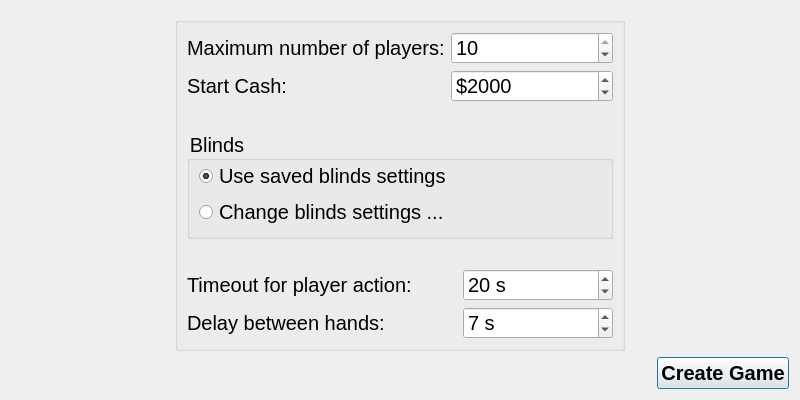
First picture: the form in src/gui/qt/gui_800x480/createnetworkgamedialog_800x480.ui, repository pokerth/pokerth, before the edit.
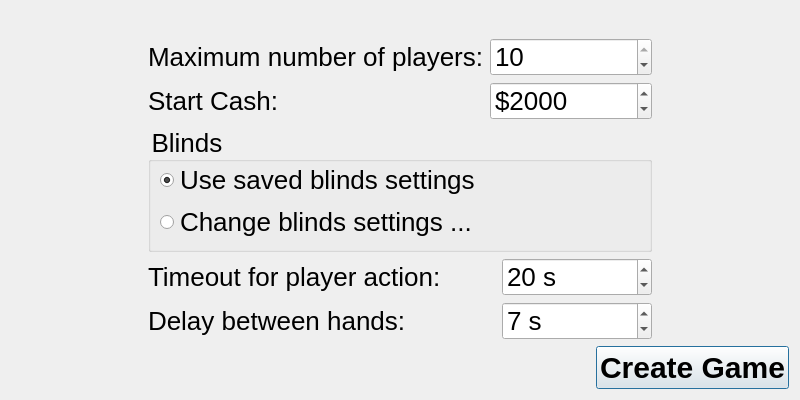
Second picture: the form after the edit.

```diff
--- a/src/gui/qt/gui_800x480/createnetworkgamedialog_800x480.ui
+++ b/src/gui/qt/gui_800x480/createnetworkgamedialog_800x480.ui
@@ -39,23 +39,79 @@
      </property>
     </spacer>
    </item>
+   <item row="1" column="0">
+    <spacer name="horizontalSpacer_2">
+     <property name="orientation">
+      <enum>Qt::Horizontal</enum>
+     </property>
+     <property name="sizeHint" stdset="0">
+      <size>
+       <width>40</width>
+       <height>20</height>
+      </size>
+     </property>
+    </spacer>
+   </item>
+   <item row="2" column="0" colspan="3">
+    <layout class="QHBoxLayout">
+     <property name="spacing">
+      <number>6</number>
+     </property>
+     <property name="margin">
+      <number>0</number>
+     </property>
+     <item>
+      <spacer>
+       <property name="orientation">
+        <enum>Qt::Horizontal</enum>
+       </property>
+       <property name="sizeHint" stdset="0">
+        <size>
+         <width>181</width>
+         <height>20</height>
+        </size>
+       </property>
+      </spacer>
+     </item>
+     <item>
+      <widget class="QPushButton" name="pushButton_createGame">
+       <property name="styleSheet">
+        <string notr="true">QObject {font: bold 30px}</string>
+       </property>
+       <property name="text">
+        <string>Create Game</string>
+       </property>
+      </widget>
+     </item>
+    </layout>
+   </item>
+   <item row="1" column="2">
+    <spacer name="horizontalSpacer">
+     <property name="orientation">
+      <enum>Qt::Horizontal</enum>
+     </property>
+     <property name="sizeHint" stdset="0">
+      <size>
+       <width>40</width>
+       <height>20</height>
+      </size>
+     </property>
+    </spacer>
+   </item>
    <item row="1" column="1">
-    <widget class="QGroupBox" name="groupBox">
+    <widget class="QFrame" name="frame">
      <property name="styleSheet">
-      <string notr="true">QObject {font-size:20px}</string>
-     </property>
-     <property name="title">
-      <string/>
+      <string notr="true">QObject {font-size:26px}</string>
      </property>
      <layout class="QGridLayout">
       <property name="topMargin">
-       <number>9</number>
+       <number>0</number>
       </property>
-      <item row="5" column="0">
+      <property name="bottomMargin">
+       <number>0</number>
+      </property>
+      <item row="3" column="0">
        <widget class="QLabel" name="label_6">
-        <property name="styleSheet">
-         <string notr="true">QObject {font-size:20px}</string>
-        </property>
         <property name="text">
          <string>Timeout for player action:</string>
         </property>
@@ -64,7 +120,7 @@
         </property>
        </widget>
       </item>
-      <item row="5" column="3">
+      <item row="3" column="3">
        <widget class="QSpinBox" name="spinBox_netTimeOutPlayerAction">
         <property name="minimumSize">
          <size>
@@ -72,9 +128,6 @@
           <height>0</height>
          </size>
         </property>
-        <property name="styleSheet">
-         <string notr="true">QObject {font-size:20px}</string>
-        </property>
         <property name="suffix">
          <string> s</string>
         </property>
@@ -97,9 +150,6 @@
           <height>0</height>
          </size>
         </property>
-        <property name="styleSheet">
-         <string notr="true">QObject {font-size:20px}</string>
-        </property>
         <property name="suffix">
          <string/>
         </property>
@@ -119,9 +169,6 @@
       </item>
       <item row="1" column="0">
        <widget class="QLabel" name="label_2">
-        <property name="styleSheet">
-         <string notr="true"/>
-        </property>
         <property name="text">
          <string>Start Cash:</string>
         </property>
@@ -165,11 +212,8 @@
         </property>
        </widget>
       </item>
-      <item row="3" column="0" colspan="4">
+      <item row="2" column="0" colspan="4">
        <widget class="QGroupBox" name="groupBox_2">
-        <property name="styleSheet">
-         <string notr="true">QObject {font-size:20px}</string>
-        </property>
         <property name="title">
          <string>Blinds</string>
         </property>
@@ -197,11 +241,8 @@
         </layout>
        </widget>
       </item>
-      <item row="6" column="0">
+      <item row="4" column="0">
        <widget class="QLabel" name="label_5">
-        <property name="styleSheet">
-         <string notr="true">QObject {font-size:20px}</string>
-        </property>
         <property name="text">
          <string>Delay between hands:</string>
         </property>
@@ -210,7 +251,7 @@
         </property>
        </widget>
       </item>
-      <item row="6" column="3">
+      <item row="4" column="3">
        <widget class="QSpinBox" name="spinBox_netDelayBetweenHands">
         <property name="minimumSize">
          <size>
@@ -218,9 +259,6 @@
           <height>0</height>
          </size>
         </property>
-        <property name="styleSheet">
-         <string notr="true">QObject {font-size:20px}</string>
-        </property>
         <property name="suffix">
          <string> s</string>
         </property>
@@ -235,94 +273,9 @@
         </property>
        </widget>
       </item>
-      <item row="2" column="0">
-       <spacer name="verticalSpacer">
-        <property name="orientation">
-         <enum>Qt::Vertical</enum>
-        </property>
-        <property name="sizeHint" stdset="0">
-         <size>
-          <width>20</width>
-          <height>40</height>
-         </size>
-        </property>
-       </spacer>
-      </item>
-      <item row="4" column="0">
-       <spacer name="verticalSpacer_2">
-        <property name="orientation">
-         <enum>Qt::Vertical</enum>
-        </property>
-        <property name="sizeHint" stdset="0">
-         <size>
-          <width>20</width>
-          <height>40</height>
-         </size>
-        </property>
-       </spacer>
-      </item>
      </layout>
     </widget>
    </item>
-   <item row="1" column="0">
-    <spacer name="horizontalSpacer_2">
-     <property name="orientation">
-      <enum>Qt::Horizontal</enum>
-     </property>
-     <property name="sizeHint" stdset="0">
-      <size>
-       <width>40</width>
-       <height>20</height>
-      </size>
-     </property>
-    </spacer>
-   </item>
-   <item row="2" column="0" colspan="3">
-    <layout class="QHBoxLayout">
-     <property name="spacing">
-      <number>6</number>
-     </property>
-     <property name="margin">
-      <number>0</number>
-     </property>
-     <item>
-      <spacer>
-       <property name="orientation">
-        <enum>Qt::Horizontal</enum>
-       </property>
-       <property name="sizeHint" stdset="0">
-        <size>
-         <width>181</width>
-         <height>20</height>
-        </size>
-       </property>
-      </spacer>
-     </item>
-     <item>
-      <widget class="QPushButton" name="pushButton_createGame">
-       <property name="styleSheet">
-        <string notr="true">QObject {font: bold 20px}</string>
-       </property>
-       <property name="text">
-        <string>Create Game</string>
-       </property>
-      </widget>
-     </item>
-    </layout>
-   </item>
-   <item row="1" column="2">
-    <spacer name="horizontalSpacer">
-     <property name="orientation">
-      <enum>Qt::Horizontal</enum>
-     </property>
-     <property name="sizeHint" stdset="0">
-      <size>
-       <width>40</width>
-       <height>20</height>
-      </size>
-     </property>
-    </spacer>
-   </item>
   </layout>
  </widget>
  <tabstops>
```
Left out of the diff: 12 changed lines with no effect on the pictures.
